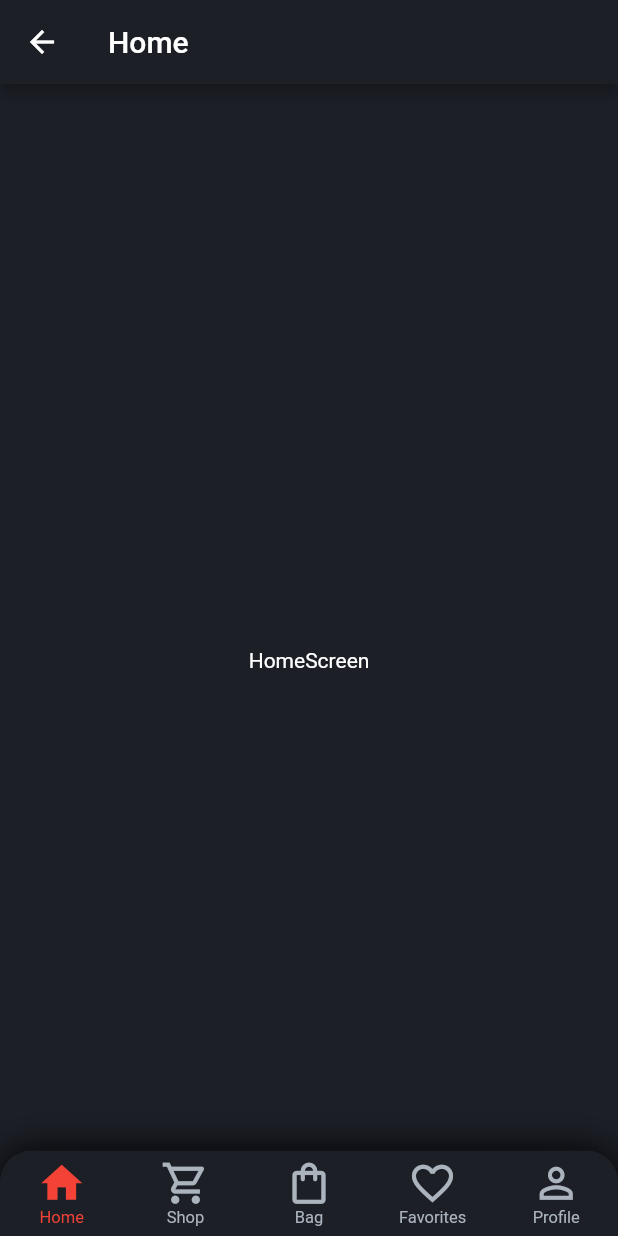
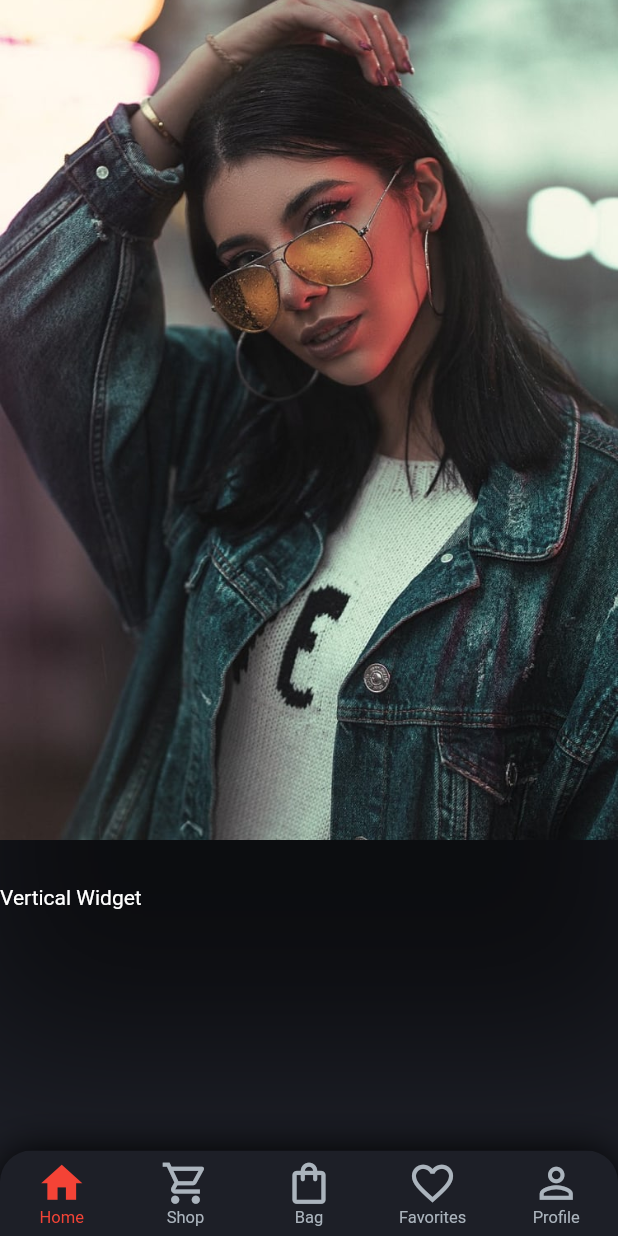
Before and after one commit to aisivan36/ui_ecommerce, a Flutter app: the TabbarScreen screen opened by its route, on a phone screen of 412 x 824 dp. Run offline on Flutter 3.47's test engine with Material 2 defaults, Android fonts, the phone set to English and light mode, and no system bars; network calls fail.

Commit message:
will you update that?

```diff
--- /dev/null
+++ b/lib/screens/home_screen.dart
@@ -0,0 +1,43 @@
+import 'dart:ui';
+
+import 'package:flutter/material.dart';
+
+class HomeScreen extends StatelessWidget {
+  const HomeScreen({super.key});
+
+  @override
+  Widget build(BuildContext context) {
+    return Scaffold(
+      body: ListView(
+        children: [
+          Stack(
+            // alignment: Alignment.topCenter,
+            children: [
+              DecoratedBox(
+                decoration: const BoxDecoration(
+                  boxShadow: [
+                    BoxShadow(
+                      color: Color.fromARGB(150, 0, 0, 0),
+                      blurRadius: 90,
+                      spreadRadius: 32,
+                      blurStyle: BlurStyle.normal,
+                      offset: Offset(0.0, 110.0),
+                    ),
+                  ],
+                ),
+                child: Image.asset(
+                  'assets/images/home.jpg',
+                  height: 560,
+                  width: double.infinity,
+                  fit: BoxFit.cover,
+                ),
+              ),
+            ],
+          ),
+          const SizedBox(height: 30),
+          Text('Vertical Widget'),
+        ],
+      ),
+    );
+  }
+}
--- a/lib/screens/tabbar.dart
+++ b/lib/screens/tabbar.dart
@@ -1,4 +1,5 @@
 import 'package:flutter/material.dart';
+import 'package:ui_ecommerce/screens/home_screen.dart';
 
 class TabbarScreen extends StatefulWidget {
   const TabbarScreen({super.key});
@@ -11,7 +12,7 @@ class TabbarScreen extends StatefulWidget {
 
 class _TabbarScreenState extends State<TabbarScreen> {
   static const _kTabPages = <Widget>[
-    _TempPages(appBartitle: 'Home', centerText: 'HomeScreen'),
+    HomeScreen(),
     _TempPages(appBartitle: 'Shop', centerText: 'ShopScreen'),
     _TempPages(appBartitle: 'Bag', centerText: 'BagScreen'),
     _TempPages(appBartitle: 'Favorites', centerText: 'FavoritesScreen'),
```
Also changed, not shown: pubspec.yaml (+4 -6 lines), assets/images/home.jpg (added), assets/images/image1.jpg (added), assets/images/image2.jpg (added), assets/images/image3.jpg (added).
